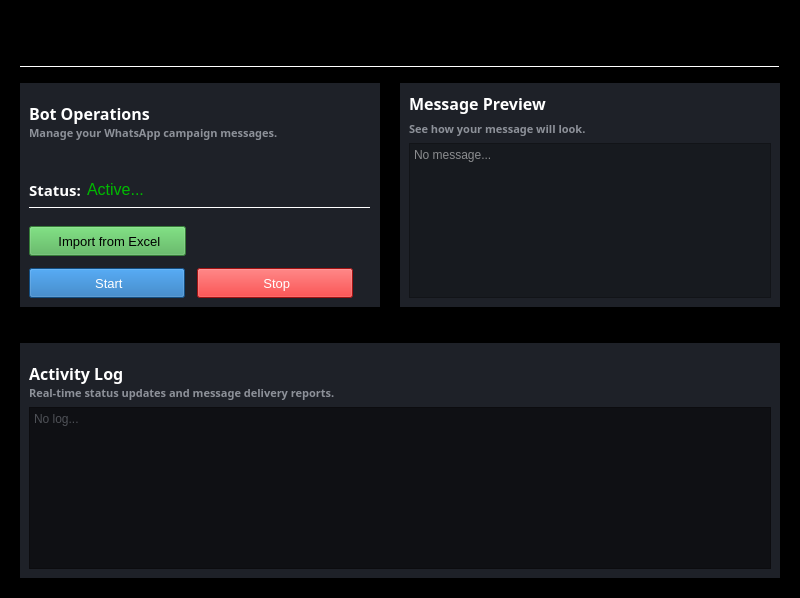
This is gui/main.ui in alasgarovs/Octo as Qt 5 draws it before an edit. The edited form follows.
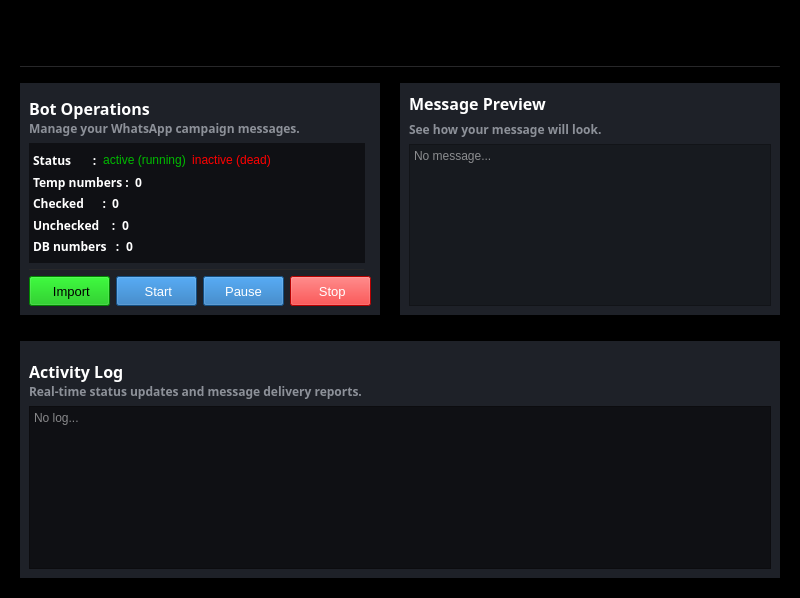
This is the edited form. Icons and pictures are not drawn.

Commit message: feat: design bot operations GUI

What changed in the file:
```diff
--- a/gui/main.ui
+++ b/gui/main.ui
@@ -29,10 +29,6 @@
 	background-color:#1E2128;
 }
 
-Line{
-	background-color:#222224;
-}
-
 #label_header_operations, #label_header_message, #label_header_log {
 	color:white;
 }
@@ -46,9 +42,9 @@
 	color: rgb(255, 255, 255);
 }
 
-#Log {
+#Log, #Operations{
 	background-color: #0F1014;
-	color:#8D9199;
+	color: rgb(255, 255, 255);
 }
 
 </string>
@@ -75,6 +71,9 @@
         <height>1</height>
        </size>
       </property>
+      <property name="styleSheet">
+       <string notr="true">background-color:#222224;</string>
+      </property>
       <property name="orientation">
        <enum>Qt::Orientation::Horizontal</enum>
       </property>
@@ -88,8 +87,8 @@
         <height>235</height>
        </size>
       </property>
-      <layout class="QGridLayout" name="gridLayout_3">
-       <item row="0" column="0">
+      <layout class="QVBoxLayout" name="verticalLayout_7">
+       <item>
         <layout class="QVBoxLayout" name="verticalLayout_4">
          <property name="spacing">
           <number>0</number>
@@ -122,7 +121,7 @@
            <property name="font">
             <font>
              <family>Adwaita Mono</family>
-             <pointsize>8</pointsize>
+             <pointsize>9</pointsize>
              <bold>true</bold>
             </font>
            </property>
@@ -133,7 +132,7 @@
          </item>
         </layout>
        </item>
-       <item row="1" column="0">
+       <item>
         <widget class="QTextEdit" name="Log">
          <property name="verticalScrollBarPolicy">
           <enum>Qt::ScrollBarPolicy::ScrollBarAlwaysOff</enum>
@@ -161,7 +160,7 @@
        <number>10</number>
       </property>
       <property name="bottomMargin">
-       <number>30</number>
+       <number>20</number>
       </property>
       <item>
        <widget class="QWidget" name="Left" native="true">
@@ -178,21 +177,79 @@
          </size>
         </property>
         <layout class="QGridLayout" name="gridLayout_4">
-         <item row="4" column="0">
-          <layout class="QVBoxLayout" name="verticalLayout">
+         <item row="0" column="0" colspan="2">
+          <layout class="QVBoxLayout" name="verticalLayout_2">
            <property name="spacing">
-            <number>12</number>
+            <number>0</number>
            </property>
+           <property name="leftMargin">
+            <number>0</number>
+           </property>
+           <property name="topMargin">
+            <number>5</number>
+           </property>
+           <property name="rightMargin">
+            <number>0</number>
+           </property>
            <item>
+            <widget class="QLabel" name="label_header_operations">
+             <property name="font">
+              <font>
+               <family>Adwaita Mono</family>
+               <pointsize>12</pointsize>
+               <bold>true</bold>
+              </font>
+             </property>
+             <property name="text">
+              <string>Bot Operations</string>
+             </property>
+            </widget>
+           </item>
+           <item>
+            <widget class="QLabel" name="label_comment_operations">
+             <property name="font">
+              <font>
+               <family>Adwaita Mono</family>
+               <pointsize>9</pointsize>
+               <bold>true</bold>
+              </font>
+             </property>
+             <property name="text">
+              <string>Manage your WhatsApp campaign messages.</string>
+             </property>
+            </widget>
+           </item>
+          </layout>
+         </item>
+         <item row="2" column="0">
+          <widget class="Line" name="line">
+           <property name="maximumSize">
+            <size>
+             <width>16777215</width>
+             <height>1</height>
+            </size>
+           </property>
+           <property name="styleSheet">
+            <string notr="true">background-color:#222224;</string>
+           </property>
+           <property name="orientation">
+            <enum>Qt::Orientation::Horizontal</enum>
+           </property>
+          </widget>
+         </item>
+         <item row="4" column="0" colspan="2">
             <layout class="QHBoxLayout" name="horizontalLayout_3">
              <property name="topMargin">
-              <number>12</number>
+            <number>0</number>
+           </property>
+           <property name="bottomMargin">
+            <number>0</number>
              </property>
              <item>
               <widget class="QPushButton" name="btn_import">
                <property name="minimumSize">
                 <size>
-                 <width>157</width>
+               <width>0</width>
                  <height>30</height>
                 </size>
                </property>
@@ -211,11 +268,11 @@
                 <cursorShape>PointingHandCursor</cursorShape>
                </property>
                <property name="styleSheet">
-                <string notr="true">background-color: #4BAE4F;
+              <string notr="true">background-color: #00BA00;
 </string>
                </property>
                <property name="text">
-                <string> Import from Excel</string>
+              <string> Import</string>
                </property>
                <property name="icon">
                 <iconset resource="resources.qrc">
@@ -236,27 +293,10 @@
               </widget>
              </item>
              <item>
-              <spacer name="horizontalSpacer_2">
-               <property name="orientation">
-                <enum>Qt::Orientation::Horizontal</enum>
-               </property>
-               <property name="sizeHint" stdset="0">
-                <size>
-                 <width>13</width>
-                 <height>27</height>
-                </size>
-               </property>
-              </spacer>
-             </item>
-            </layout>
-           </item>
-           <item>
-            <layout class="QHBoxLayout" name="horizontalLayout_6">
-             <item>
               <widget class="QPushButton" name="btn_start">
                <property name="minimumSize">
                 <size>
-                 <width>156</width>
+               <width>0</width>
                  <height>30</height>
                 </size>
                </property>
@@ -300,11 +340,59 @@
                </property>
               </widget>
              </item>
+           <item>
+            <widget class="QPushButton" name="btn_pause">
+             <property name="minimumSize">
+              <size>
+               <width>0</width>
+               <height>30</height>
+              </size>
+             </property>
+             <property name="maximumSize">
+              <size>
+               <width>156</width>
+               <height>30</height>
+              </size>
+             </property>
+             <property name="font">
+              <font>
+               <pointsize>10</pointsize>
+              </font>
+             </property>
+             <property name="cursor">
+              <cursorShape>PointingHandCursor</cursorShape>
+             </property>
+             <property name="styleSheet">
+              <string notr="true">background-color: rgb(26, 109, 182);
+color:white;
+</string>
+             </property>
+             <property name="text">
+              <string>Pause</string>
+             </property>
+             <property name="icon">
+              <iconset resource="resources.qrc">
+               <normaloff>:/icons/pause.png</normaloff>:/icons/pause.png</iconset>
+             </property>
+             <property name="iconSize">
+              <size>
+               <width>14</width>
+               <height>14</height>
+              </size>
+             </property>
+             <property name="checkable">
+              <bool>false</bool>
+             </property>
+             <property name="autoExclusive">
+              <bool>false</bool>
+             </property>
+            </widget>
+           </item>
              <item>
               <widget class="QPushButton" name="btn_stop">
                <property name="minimumSize">
                 <size>
-                 <width>156</width>
+               <width>0</width>
                  <height>30</height>
                 </size>
                </property>
@@ -323,7 +411,7 @@
                 <cursorShape>PointingHandCursor</cursorShape>
                </property>
                <property name="styleSheet">
-                <string notr="true">background-color: #E21B1B;
+              <string notr="true">background-color: #FF0000;
 color:white;
 </string>
                </property>
@@ -348,52 +436,36 @@
                </property>
               </widget>
              </item>
-             <item>
-              <spacer name="horizontalSpacer_4">
-               <property name="orientation">
-                <enum>Qt::Orientation::Horizontal</enum>
-               </property>
-               <property name="sizeHint" stdset="0">
-                <size>
-                 <width>13</width>
-                 <height>27</height>
-                </size>
-               </property>
-              </spacer>
-             </item>
-            </layout>
-           </item>
           </layout>
          </item>
          <item row="1" column="0">
-          <spacer name="verticalSpacer">
-           <property name="orientation">
-            <enum>Qt::Orientation::Vertical</enum>
-           </property>
-           <property name="sizeHint" stdset="0">
-            <size>
-             <width>20</width>
-             <height>20</height>
-            </size>
-           </property>
-          </spacer>
-         </item>
-         <item row="2" column="0">
-          <layout class="QHBoxLayout" name="horizontalLayout_4">
+          <widget class="QWidget" name="Operations" native="true">
+           <layout class="QGridLayout" name="gridLayout_2">
+            <property name="leftMargin">
+             <number>4</number>
+            </property>
+            <property name="topMargin">
+             <number>9</number>
+            </property>
+            <property name="rightMargin">
+             <number>0</number>
+            </property>
+            <item row="0" column="0">
+             <layout class="QVBoxLayout" name="verticalLayout">
            <property name="spacing">
             <number>6</number>
            </property>
-           <property name="bottomMargin">
+              <property name="topMargin">
             <number>0</number>
            </property>
            <item>
-            <layout class="QHBoxLayout" name="horizontalLayout_2">
+               <layout class="QHBoxLayout" name="horizontalLayout_12">
              <item>
               <widget class="QLabel" name="label_header_status">
                <property name="font">
                 <font>
                  <family>Adwaita Mono</family>
-                 <pointsize>11</pointsize>
+                    <pointsize>9</pointsize>
                  <bold>true</bold>
                 </font>
                </property>
@@ -401,7 +473,7 @@
                 <string notr="true">color: rgb(255, 255, 255);</string>
                </property>
                <property name="text">
-                <string>Status:</string>
+                   <string>Status       :</string>
                </property>
               </widget>
              </item>
@@ -409,19 +481,19 @@
               <widget class="QPushButton" name="label_status">
                <property name="font">
                 <font>
-                 <pointsize>12</pointsize>
+                    <pointsize>9</pointsize>
                 </font>
                </property>
                <property name="cursor">
                 <cursorShape>ArrowCursor</cursorShape>
                </property>
                <property name="styleSheet">
-                <string notr="true">background-color:#1E2128;
+                   <string notr="true">background-color:transparent;
 color:#00BA00;
 border:none;</string>
                </property>
                <property name="text">
-                <string>Active...</string>
+                   <string>active (running)</string>
                </property>
                <property name="icon">
                 <iconset resource="resources.qrc">
@@ -429,8 +501,8 @@
                </property>
                <property name="iconSize">
                 <size>
-                 <width>14</width>
-                 <height>14</height>
+                    <width>12</width>
+                    <height>12</height>
                 </size>
                </property>
                <property name="checkable">
@@ -441,7 +513,41 @@
                </property>
               </widget>
              </item>
-            </layout>
+                <item>
+                 <widget class="QPushButton" name="label_inactive">
+                  <property name="font">
+                   <font>
+                    <pointsize>9</pointsize>
+                   </font>
+                  </property>
+                  <property name="cursor">
+                   <cursorShape>ArrowCursor</cursorShape>
+                  </property>
+                  <property name="styleSheet">
+                   <string notr="true">background-color:transparent;
+color:#FF0000;
+border:none;</string>
+                  </property>
+                  <property name="text">
+                   <string>inactive (dead)</string>
+                  </property>
+                  <property name="icon">
+                   <iconset resource="resources.qrc">
+                    <normaloff>:/icons/deactive.png</normaloff>:/icons/deactive.png</iconset>
+                  </property>
+                  <property name="iconSize">
+                   <size>
+                    <width>12</width>
+                    <height>12</height>
+                   </size>
+                  </property>
+                  <property name="checkable">
+                   <bool>false</bool>
+                  </property>
+                  <property name="autoExclusive">
+                   <bool>false</bool>
+                  </property>
+                 </widget>
            </item>
            <item>
             <spacer name="horizontalSpacer">
@@ -458,61 +564,213 @@
            </item>
           </layout>
          </item>
-         <item row="0" column="0">
-          <layout class="QVBoxLayout" name="verticalLayout_2">
-           <property name="spacing">
-            <number>0</number>
-           </property>
-           <property name="leftMargin">
-            <number>0</number>
-           </property>
-           <property name="topMargin">
-            <number>10</number>
-           </property>
-           <property name="rightMargin">
-            <number>0</number>
-           </property>
+              <item>
+               <layout class="QHBoxLayout" name="horizontalLayout_13">
+                <item>
+                 <widget class="QLabel" name="temp_numbers">
+                  <property name="font">
+                   <font>
+                    <family>Adwaita Mono</family>
+                    <pointsize>9</pointsize>
+                    <bold>true</bold>
+                   </font>
+                  </property>
+                  <property name="styleSheet">
+                   <string notr="true">color: rgb(255, 255, 255);</string>
+                  </property>
+                  <property name="text">
+                   <string>Temp numbers :</string>
+                  </property>
+                 </widget>
+                </item>
+                <item>
+                 <widget class="QLabel" name="label_temp_numbers">
+                  <property name="font">
+                   <font>
+                    <family>Adwaita Mono</family>
+                    <pointsize>9</pointsize>
+                    <bold>true</bold>
+                   </font>
+                  </property>
+                  <property name="styleSheet">
+                   <string notr="true">color: rgb(255, 255, 255);</string>
+                  </property>
+                  <property name="text">
+                   <string>0</string>
+                  </property>
+                 </widget>
+                </item>
            <item>
-            <widget class="QLabel" name="label_header_operations">
+                 <spacer name="horizontalSpacer_2">
+                  <property name="orientation">
+                   <enum>Qt::Orientation::Horizontal</enum>
+                  </property>
+                  <property name="sizeHint" stdset="0">
+                   <size>
+                    <width>40</width>
+                    <height>20</height>
+                   </size>
+                  </property>
+                 </spacer>
+                </item>
+               </layout>
+              </item>
+              <item>
+               <layout class="QHBoxLayout" name="horizontalLayout_14">
+                <item>
+                 <widget class="QLabel" name="checked">
              <property name="font">
               <font>
                <family>Adwaita Mono</family>
-               <pointsize>12</pointsize>
+                    <pointsize>9</pointsize>
                <bold>true</bold>
               </font>
              </property>
+                  <property name="styleSheet">
+                   <string notr="true">color: rgb(255, 255, 255);</string>
+                  </property>
              <property name="text">
-              <string>Bot Operations</string>
+                   <string>Checked      :</string>
              </property>
             </widget>
            </item>
            <item>
-            <widget class="QLabel" name="label_comment_operations">
+                 <widget class="QLabel" name="label_checked">
              <property name="font">
               <font>
                <family>Adwaita Mono</family>
-               <pointsize>8</pointsize>
+                    <pointsize>9</pointsize>
                <bold>true</bold>
               </font>
              </property>
+                  <property name="styleSheet">
+                   <string notr="true">color: rgb(255, 255, 255);</string>
+                  </property>
              <property name="text">
-              <string>Manage your WhatsApp campaign messages.</string>
+                   <string>0</string>
              </property>
             </widget>
            </item>
-          </layout>
-         </item>
-         <item row="3" column="0">
-          <widget class="Line" name="line">
-           <property name="maximumSize">
+                <item>
+                 <spacer name="horizontalSpacer_4">
+                  <property name="orientation">
+                   <enum>Qt::Orientation::Horizontal</enum>
+                  </property>
+                  <property name="sizeHint" stdset="0">
+                   <size>
+                    <width>40</width>
+                    <height>20</height>
+                   </size>
+                  </property>
+                 </spacer>
+                </item>
+               </layout>
+              </item>
+              <item>
+               <layout class="QHBoxLayout" name="horizontalLayout_15">
+                <item>
+                 <widget class="QLabel" name="unchecked">
+                  <property name="font">
+                   <font>
+                    <family>Adwaita Mono</family>
+                    <pointsize>9</pointsize>
+                    <bold>true</bold>
+                   </font>
+                  </property>
+                  <property name="styleSheet">
+                   <string notr="true">color: rgb(255, 255, 255);</string>
+                  </property>
+                  <property name="text">
+                   <string>Unchecked    :</string>
+                  </property>
+                 </widget>
+                </item>
+                <item>
+                 <widget class="QLabel" name="label_unchecked">
+                  <property name="font">
+                   <font>
+                    <family>Adwaita Mono</family>
+                    <pointsize>9</pointsize>
+                    <bold>true</bold>
+                   </font>
+                  </property>
+                  <property name="styleSheet">
+                   <string notr="true">color: rgb(255, 255, 255);</string>
+                  </property>
+                  <property name="text">
+                   <string>0</string>
+                  </property>
+                 </widget>
+                </item>
+                <item>
+                 <spacer name="horizontalSpacer_6">
+                  <property name="orientation">
+                   <enum>Qt::Orientation::Horizontal</enum>
+                  </property>
+                  <property name="sizeHint" stdset="0">
             <size>
-             <width>16777215</width>
-             <height>1</height>
-            </size>
-           </property>
+                    <width>40</width>
+                    <height>20</height>
+                   </size>
+                  </property>
+                 </spacer>
+                </item>
+               </layout>
+              </item>
+              <item>
+               <layout class="QHBoxLayout" name="horizontalLayout_17">
+                <item>
+                 <widget class="QLabel" name="DB_numbers">
+                  <property name="font">
+                   <font>
+                    <family>Adwaita Mono</family>
+                    <pointsize>9</pointsize>
+                    <bold>true</bold>
+                   </font>
+                  </property>
+                  <property name="styleSheet">
+                   <string notr="true">color: rgb(255, 255, 255);</string>
+                  </property>
+                  <property name="text">
+                   <string>DB numbers   :</string>
+                  </property>
+                 </widget>
+                </item>
+                <item>
+                 <widget class="QLabel" name="label_DB_numbers">
+                  <property name="font">
+                   <font>
+                    <family>Adwaita Mono</family>
+                    <pointsize>9</pointsize>
+                    <bold>true</bold>
+                   </font>
+                  </property>
+                  <property name="styleSheet">
+                   <string notr="true">color: rgb(255, 255, 255);</string>
+                  </property>
+                  <property name="text">
+                   <string>0</string>
+                  </property>
+                 </widget>
+                </item>
+                <item>
+                 <spacer name="horizontalSpacer_8">
            <property name="orientation">
             <enum>Qt::Orientation::Horizontal</enum>
            </property>
+                  <property name="sizeHint" stdset="0">
+                   <size>
+                    <width>40</width>
+                    <height>20</height>
+                   </size>
+                  </property>
+                 </spacer>
+                </item>
+               </layout>
+              </item>
+             </layout>
+            </item>
+           </layout>
           </widget>
          </item>
         </layout>
@@ -526,8 +784,8 @@
           <height>224</height>
          </size>
         </property>
-        <layout class="QVBoxLayout" name="verticalLayout_6">
-         <item>
+        <layout class="QGridLayout" name="gridLayout_3">
+         <item row="0" column="0">
           <layout class="QHBoxLayout" name="horizontalLayout_9">
            <item>
             <layout class="QVBoxLayout" name="verticalLayout_3">
@@ -550,7 +808,7 @@
                <property name="font">
                 <font>
                  <family>Adwaita Mono</family>
-                 <pointsize>8</pointsize>
+                 <pointsize>9</pointsize>
                  <bold>true</bold>
                 </font>
                </property>
@@ -695,7 +953,7 @@
            </item>
           </layout>
          </item>
-         <item>
+         <item row="1" column="0">
           <widget class="QTextEdit" name="Message">
            <property name="verticalScrollBarPolicy">
             <enum>Qt::ScrollBarPolicy::ScrollBarAlwaysOff</enum>
```
Left out of the diff: 8 changed lines with no effect on the pictures. Lines whose indentation alone changed are shown as unchanged. The commit also changes 1 other file.
